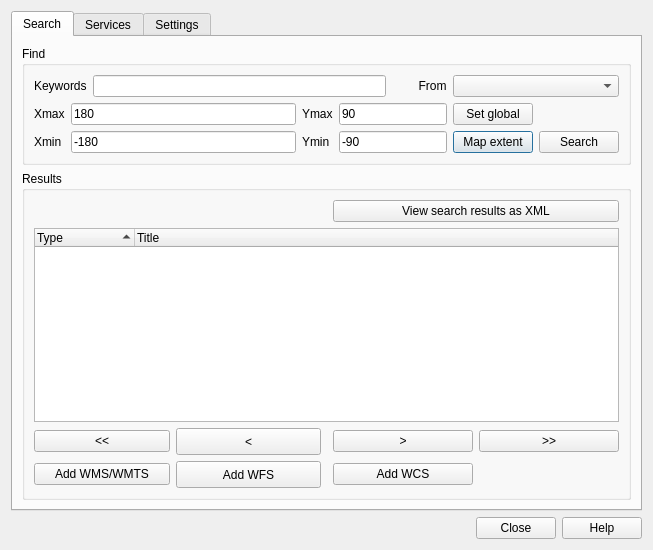
The window that python/plugins/MetaSearch/ui/maindialog.ui (carsmie/QGIS) describes before a commit, drawn with Qt 5.
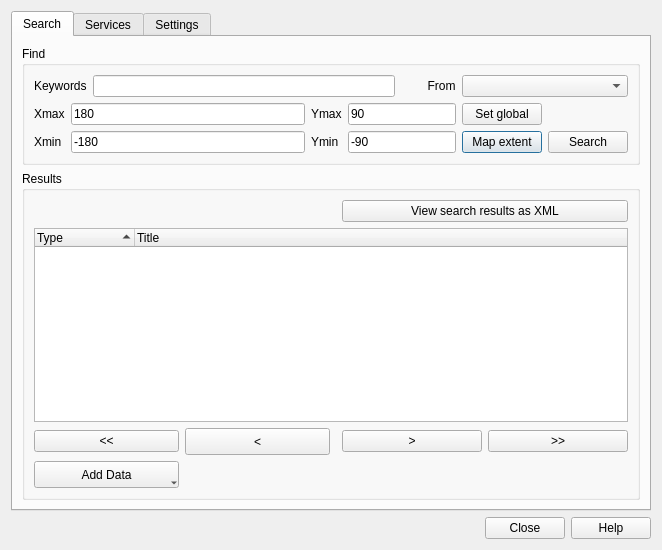
The same window after the commit. Icons and pictures are not drawn.

Commit message: MetaSearch: consolidate "Add WxS" buttons into single dropdown button

```diff
--- a/python/plugins/MetaSearch/ui/maindialog.ui
+++ b/python/plugins/MetaSearch/ui/maindialog.ui
@@ -6,10 +6,16 @@
    <rect>
     <x>0</x>
     <y>0</y>
-    <width>653</width>
+    <width>656</width>
     <height>550</height>
    </rect>
   </property>
+  <property name="sizePolicy">
+   <sizepolicy hsizetype="Expanding" vsizetype="Maximum">
+    <horstretch>0</horstretch>
+    <verstretch>0</verstretch>
+   </sizepolicy>
+  </property>
   <property name="windowTitle">
    <string>MetaSearch</string>
   </property>
@@ -193,14 +199,41 @@
           <string>Results</string>
          </property>
          <layout class="QGridLayout" name="gridLayout_5">
-          <item row="0" column="0" colspan="3">
+          <item row="1" column="0" colspan="3">
            <widget class="QLabel" name="lblResults">
             <property name="text">
              <string/>
             </property>
            </widget>
           </item>
-          <item row="1" column="0" colspan="5">
+          <item row="3" column="0">
+           <widget class="QPushButton" name="btnFirst">
+            <property name="text">
+             <string>&lt;&lt;</string>
+            </property>
+           </widget>
+          </item>
+          <item row="1" column="3" colspan="2">
+           <widget class="QPushButton" name="btnShowXml">
+            <property name="text">
+             <string>View search results as XML</string>
+            </property>
+           </widget>
+          </item>
+          <item row="3" column="1">
+           <widget class="QPushButton" name="btnPrev">
+            <property name="minimumSize">
+             <size>
+              <width>145</width>
+              <height>27</height>
+             </size>
+            </property>
+            <property name="text">
+             <string>&lt;</string>
+            </property>
+           </widget>
+          </item>
+          <item row="2" column="0" colspan="5">
            <widget class="QTreeWidget" name="treeRecords">
             <property name="toolTip">
              <string>Double click to see full record information</string>
@@ -238,66 +271,7 @@
             </column>
            </widget>
           </item>
-          <item row="2" column="1">
-           <widget class="QPushButton" name="btnPrev">
-            <property name="minimumSize">
-             <size>
-              <width>145</width>
-              <height>27</height>
-             </size>
-            </property>
-            <property name="text">
-             <string>&lt;</string>
-            </property>
-           </widget>
-          </item>
-          <item row="0" column="3" colspan="2">
-           <widget class="QPushButton" name="btnShowXml">
-            <property name="text">
-             <string>View search results as XML</string>
-            </property>
-           </widget>
-          </item>
-          <item row="2" column="0">
-           <widget class="QPushButton" name="btnFirst">
-            <property name="text">
-             <string>&lt;&lt;</string>
-            </property>
-           </widget>
-          </item>
-          <item row="4" column="0">
-           <widget class="QPushButton" name="btnAddToWms">
-            <property name="sizePolicy">
-             <sizepolicy hsizetype="Expanding" vsizetype="Fixed">
-              <horstretch>0</horstretch>
-              <verstretch>0</verstretch>
-             </sizepolicy>
-            </property>
-            <property name="text">
-             <string>Add WMS/WMTS</string>
-            </property>
-           </widget>
-          </item>
-          <item row="4" column="1">
-           <widget class="QPushButton" name="btnAddToWfs">
-            <property name="sizePolicy">
-             <sizepolicy hsizetype="Expanding" vsizetype="Fixed">
-              <horstretch>0</horstretch>
-              <verstretch>0</verstretch>
-             </sizepolicy>
-            </property>
-            <property name="minimumSize">
-             <size>
-              <width>145</width>
-              <height>27</height>
-             </size>
-            </property>
-            <property name="text">
-             <string>Add WFS</string>
-            </property>
-           </widget>
-          </item>
-          <item row="2" column="4">
+          <item row="3" column="4">
            <widget class="QPushButton" name="btnLast">
             <property name="minimumSize">
              <size>
@@ -310,20 +284,7 @@
             </property>
            </widget>
           </item>
-          <item row="4" column="3">
-           <widget class="QPushButton" name="btnAddToWcs">
-            <property name="sizePolicy">
-             <sizepolicy hsizetype="Expanding" vsizetype="Fixed">
-              <horstretch>0</horstretch>
-              <verstretch>0</verstretch>
-             </sizepolicy>
-            </property>
-            <property name="text">
-             <string>Add WCS</string>
-            </property>
-           </widget>
-          </item>
-          <item row="2" column="3">
+          <item row="3" column="3">
            <widget class="QPushButton" name="btnNext">
             <property name="minimumSize">
              <size>
@@ -336,6 +297,73 @@
             </property>
            </widget>
           </item>
+          <item row="5" column="0">
+           <widget class="QToolButton" name="tbAddData">
+            <property name="sizePolicy">
+             <sizepolicy hsizetype="Expanding" vsizetype="Expanding">
+              <horstretch>0</horstretch>
+              <verstretch>0</verstretch>
+             </sizepolicy>
+            </property>
+            <property name="minimumSize">
+             <size>
+              <width>145</width>
+              <height>27</height>
+             </size>
+            </property>
+            <property name="maximumSize">
+             <size>
+              <width>145</width>
+              <height>27</height>
+             </size>
+            </property>
+            <property name="text">
+             <string>Add Data</string>
+            </property>
+            <property name="popupMode">
+             <enum>QToolButton::InstantPopup</enum>
+            </property>
+            <property name="toolButtonStyle">
+             <enum>Qt::ToolButtonTextOnly</enum>
+            </property>
+            <property name="autoRaise">
+             <bool>false</bool>
+            </property>
+            <property name="arrowType">
+             <enum>Qt::NoArrow</enum>
+            </property>
+            <action name="mActionAddWms">
+             <property name="icon">
+              <iconset>
+               <normaloff>:/images/themes/default/mActionAddWmsLayer.svg</normaloff>:/images/themes/default/mActionAddWmsLayer.svg</iconset>
+             </property>
+             <property name="text">
+              <string>Add WMS/WMTS</string>
+             </property>
+            </action>
+            <action name="mActionAddWfs">
+             <property name="icon">
+              <iconset>
+               <normaloff>:/images/themes/default/mActionAddWfsLayer.svg</normaloff>:/images/themes/default/mActionAddWfsLayer.svg</iconset>
+             </property>
+             <property name="text">
+              <string>Add WFS</string>
+             </property>
+            </action>
+            <action name="mActionAddWcs">
+             <property name="icon">
+              <iconset>
+               <normaloff>:/images/themes/default/mActionAddWcsLayer.svg</normaloff>:/images/themes/default/mActionAddWcsLayer.svg</iconset>
+             </property>
+             <property name="text">
+              <string>Add WCS</string>
+             </property>
+            </action>
+            <addaction name="mActionAddWms"/>
+            <addaction name="mActionAddWfs"/>
+            <addaction name="mActionAddWcs"/>
+           </widget>
+          </item>
          </layout>
          <zorder>treeRecords</zorder>
          <zorder>lblResults</zorder>
```
Left out of the diff: 4 changed lines with no effect on the pictures. The commit also changes 1 other file.
